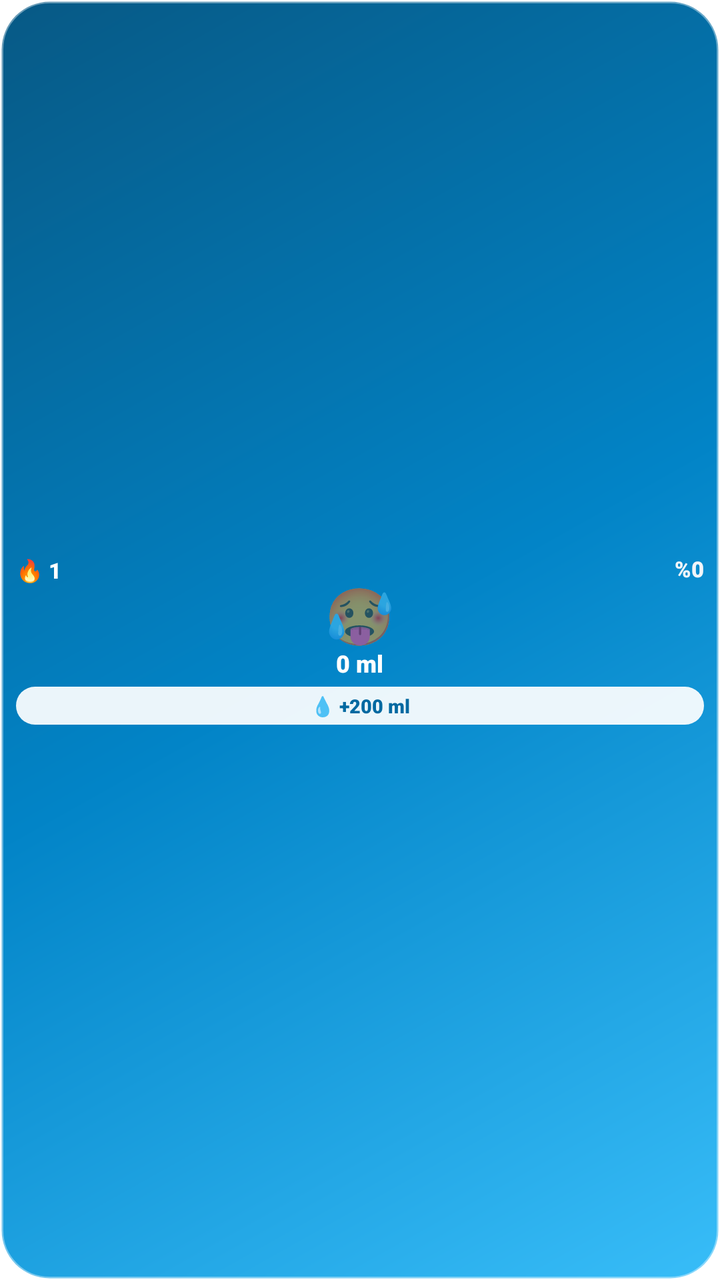
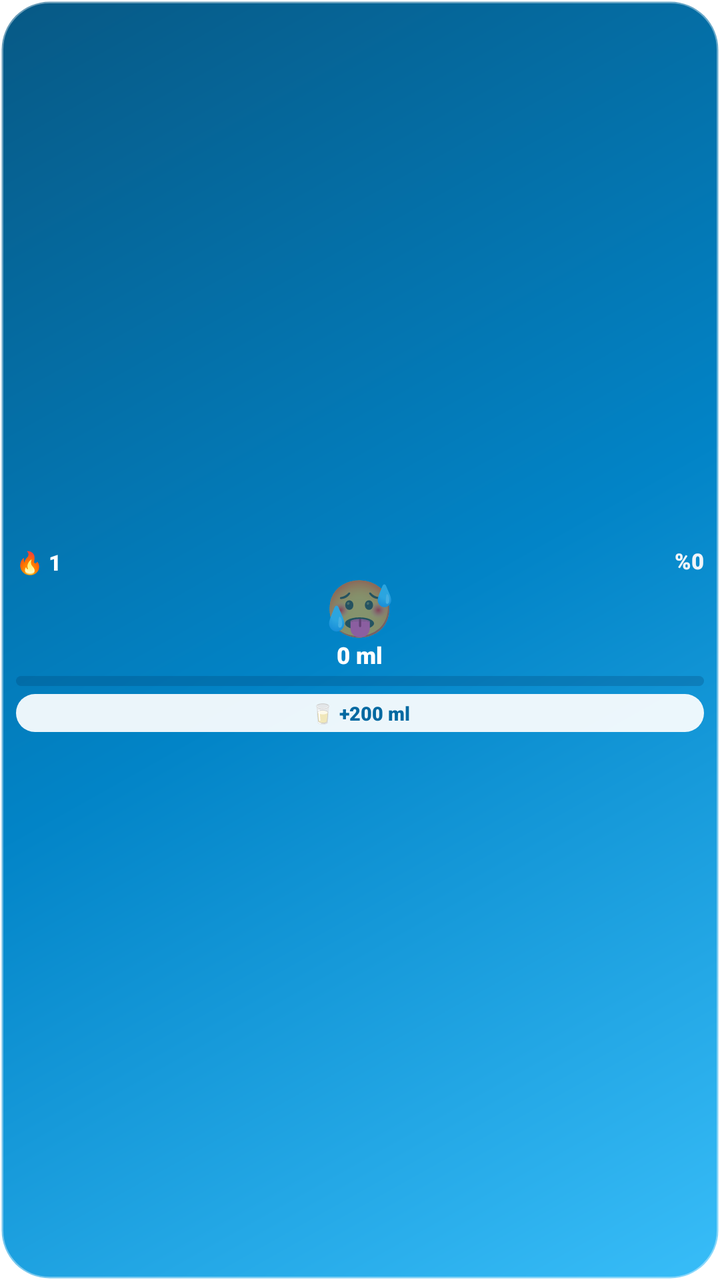

An Android layout rendered at two revisions. The XML below is the earlier revision; the diff shows what the commit changed to produce the second picture.
<!-- AndroidManifest.xml: fallback theme Theme.MaterialComponents.DayNight.NoActionBar -->
<!-- res/layout/water_mini_widget.xml -->
<?xml version="1.0" encoding="utf-8"?>
<LinearLayout xmlns:android="http://schemas.android.com/apk/res/android"
    android:id="@+id/widget_mini_root"
    android:layout_width="match_parent"
    android:layout_height="match_parent"
    android:background="@drawable/widget_card_bg"
    android:gravity="center"
    android:orientation="vertical"
    android:paddingLeft="8dp"
    android:paddingRight="8dp"
    android:paddingTop="6dp"
    android:paddingBottom="6dp">

    
    <LinearLayout
        android:layout_width="match_parent"
        android:layout_height="wrap_content"
        android:gravity="center_vertical"
        android:orientation="horizontal">

        <TextView
            android:id="@+id/tv_mini_streak"
            android:layout_width="0dp"
            android:layout_height="wrap_content"
            android:layout_weight="1"
            android:fontFamily="sans-serif-black"
            android:text="🔥 1"
            android:textColor="#FFFFFF"
            android:textSize="11sp" />

        <TextView
            android:id="@+id/tv_mini_percent"
            android:layout_width="wrap_content"
            android:layout_height="wrap_content"
            android:fontFamily="sans-serif-black"
            android:includeFontPadding="false"
            android:text="%0"
            android:textColor="#F1F5F9"
            android:textSize="11sp" />
    </LinearLayout>

    
    <TextView
        android:id="@+id/tv_mini_mascot"
        android:layout_width="wrap_content"
        android:layout_height="wrap_content"
        android:includeFontPadding="false"
        android:text="🥵"
        android:textSize="28sp" />

    <TextView
        android:id="@+id/tv_mini_subtext"
        android:layout_width="wrap_content"
        android:layout_height="wrap_content"
        android:fontFamily="sans-serif-black"
        android:includeFontPadding="false"
        android:text="0 ml"
        android:textColor="#FFFFFF"
        android:textSize="12sp" />

    <TextView
        android:id="@+id/btn_mini_quick_add"
        android:layout_width="match_parent"
        android:layout_height="wrap_content"
        android:layout_marginTop="4dp"
        android:background="@drawable/widget_button_bg"
        android:clickable="true"
        android:focusable="true"
        android:fontFamily="sans-serif-black"
        android:gravity="center"
        android:paddingTop="3dp"
        android:paddingBottom="3dp"
        android:text="💧 +200 ml"
        android:textColor="#0369A1"
        android:textSize="9.5sp" />

</LinearLayout>
<!-- resources referenced by this layout -->
<resources>
  <!-- drawable widget_button_bg (drawable) -->
  <?xml version="1.0" encoding="utf-8"?>
  <shape xmlns:android="http://schemas.android.com/apk/res/android"
      android:shape="rectangle">
      <solid android:color="#EBFFFFFF" />
      <corners android:radius="12dp" />
  </shape>
  <!-- drawable widget_card_bg (drawable) -->
  <?xml version="1.0" encoding="utf-8"?>
  <shape xmlns:android="http://schemas.android.com/apk/res/android"
      android:shape="rectangle">
      
      <gradient
          android:angle="315"
          android:startColor="#075985"
          android:centerColor="#0284C7"
          android:endColor="#38BDF8"
          android:type="linear" />
      <corners android:radius="24dp" />
      <stroke
          android:width="1.5dp"
          android:color="#66FFFFFF" />
  </shape>
</resources>

<!-- the commit's change to res/layout/water_mini_widget.xml (unified diff, before → after) -->
@@ -56,7 +56,17 @@
         android:includeFontPadding="false"
         android:text="0 ml"
         android:textColor="#FFFFFF"
-        android:textSize="12sp" />
+        android:textSize="11.5sp" />
+
+    <ProgressBar
+        android:id="@+id/pb_mini_progress"
+        style="?android:attr/progressBarStyleHorizontal"
+        android:layout_width="match_parent"
+        android:layout_height="5dp"
+        android:layout_marginTop="3dp"
+        android:max="100"
+        android:progress="0"
+        android:progressDrawable="@drawable/widget_progress_bar" />
 
     <TextView
         android:id="@+id/btn_mini_quick_add"
@@ -70,7 +80,7 @@
         android:gravity="center"
         android:paddingTop="3dp"
         android:paddingBottom="3dp"
-        android:text="💧 +200 ml"
+        android:text="🥛 +200 ml"
         android:textColor="#0369A1"
         android:textSize="9.5sp" />
 
<!-- resource entries referenced after the edit -->
@@ -23,5 +23,26 @@
           android:width="1.5dp"
           android:color="#66FFFFFF" />
   </shape>
+  <!-- drawable widget_progress_bar (drawable) -->
+  <?xml version="1.0" encoding="utf-8"?>
+  <layer-list xmlns:android="http://schemas.android.com/apk/res/android">
+      <item android:id="@android:id/background">
+          <shape>
+              <corners android:radius="8dp" />
+              <solid android:color="#40033E6B" />
+          </shape>
+      </item>
+      <item android:id="@android:id/progress">
+          <clip>
+              <shape>
+                  <corners android:radius="8dp" />
+                  <gradient
+                      android:angle="0"
+                      android:startColor="#BAE6FD"
+                      android:endColor="#FFFFFF" />
+              </shape>
+          </clip>
+      </item>
+  </layer-list>
 </resources>
 
